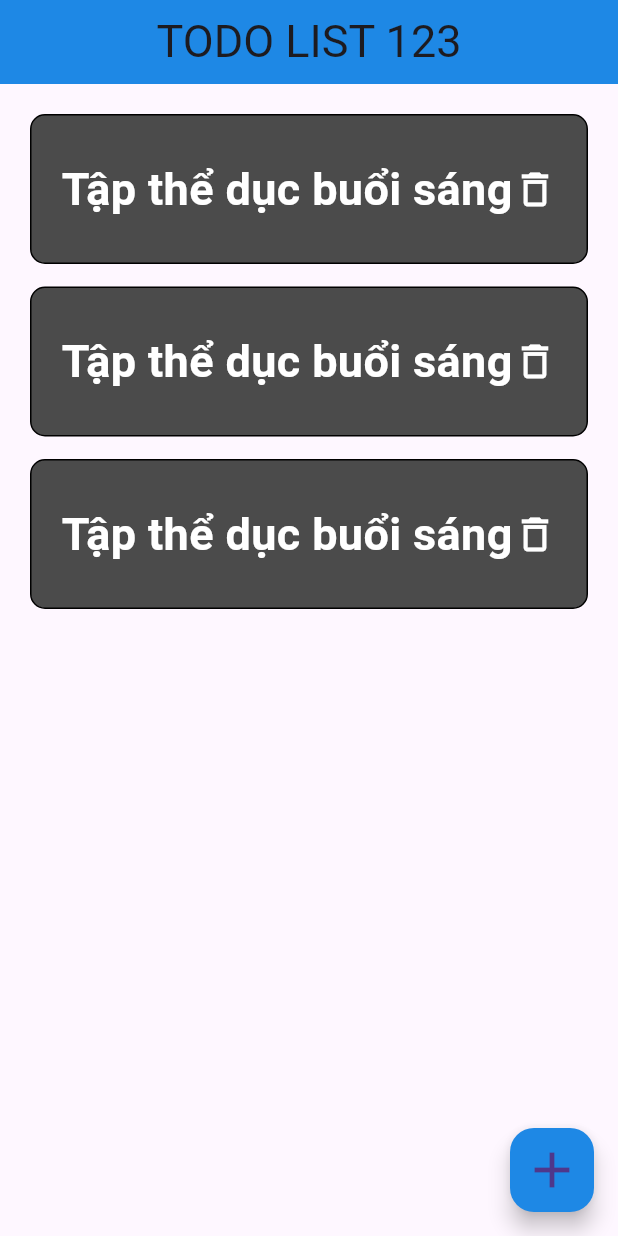
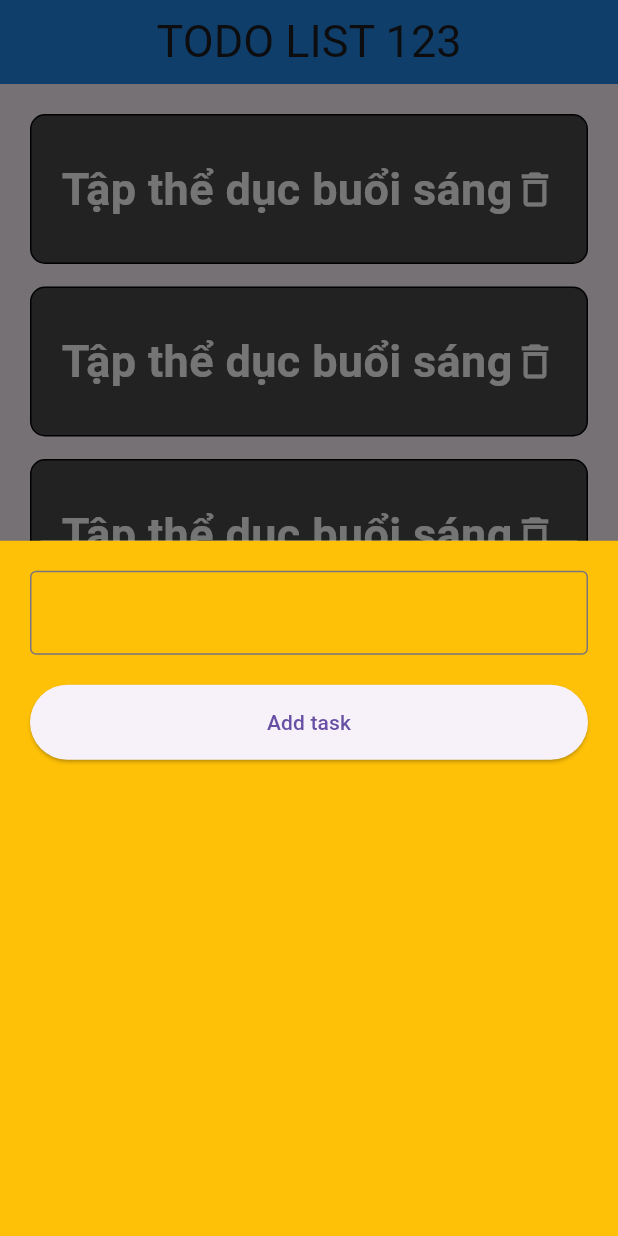
Before and after one commit to kelvinthebeast/todolist_-dart-, a Flutter app: the screen it shows after launch, after a tap on the "add" icon, on a phone screen of 412 x 824 dp. Run offline on Flutter 3.47's test engine with Material 3 defaults, Android fonts, the phone set to English and light mode, and no system bars.

Commit message:
add modal and add task button

```diff
--- a/lib/main.dart
+++ b/lib/main.dart
@@ -30,7 +30,29 @@ class MyApp extends StatelessWidget {
           ],
         )
       ),
-      floatingActionButton: FloatingActionButton(onPressed: () {},
+      floatingActionButton: FloatingActionButton(onPressed: () {
+        showModalBottomSheet(context: context, builder: (BuildContext content) {
+          return Container(
+            padding: EdgeInsets.symmetric(horizontal: 20, vertical: 20),
+            height: double.infinity,
+            width: double.infinity,
+            color: Colors.amber,
+            child: Column(
+              children:  [TextField(
+                decoration: InputDecoration(
+                  border: OutlineInputBorder()
+                ),
+              ),
+              SizedBox(height: 20,),
+              SizedBox(
+                height: 50,
+                width: double.infinity,
+                child: ElevatedButton(onPressed: () {}, child: Text("Add task")))
+
+            ],),
+          );
+        });
+      },
       child: const Icon(Icons.add, size: 40),
       backgroundColor: Colors.blue[600],
 
```
